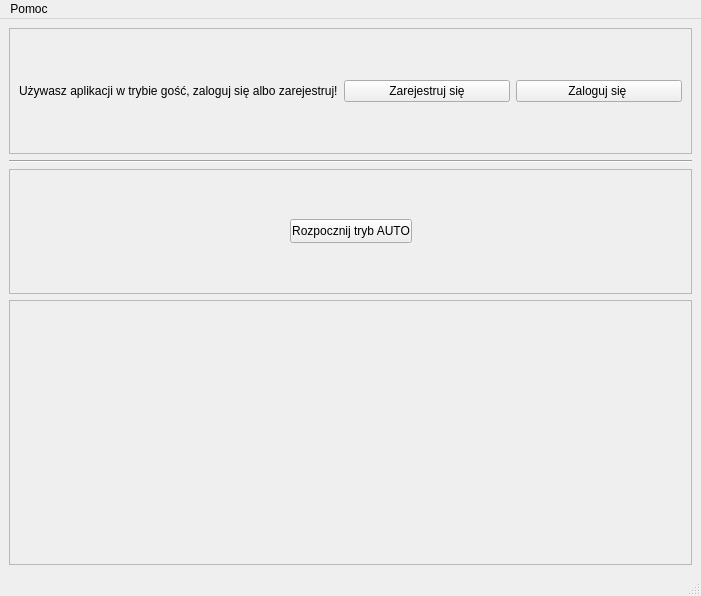
Wojtas059/Projket, file src/pyqt_designe/home_widget.ui: the form before one commit.
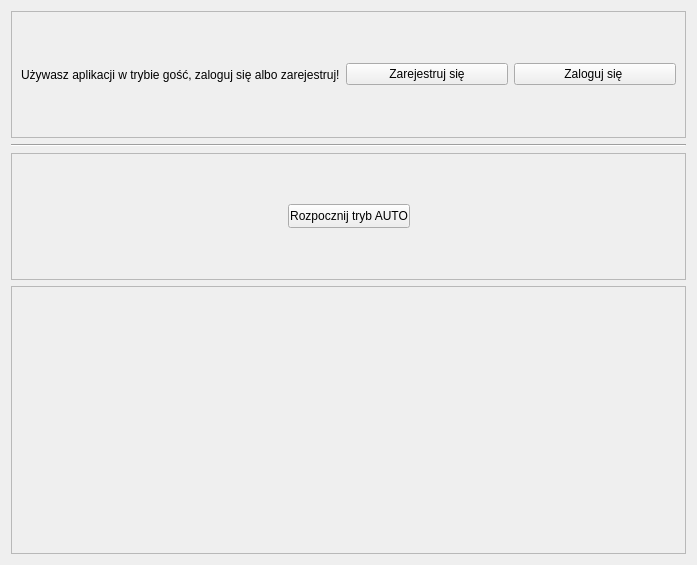
The form after the commit.

What changed in the file:
```diff
--- a/src/pyqt_designe/home_widget.ui
+++ b/src/pyqt_designe/home_widget.ui
@@ -1,43 +1,39 @@
 <?xml version="1.0" encoding="UTF-8"?>
 <ui version="4.0">
- <class>MainWindow</class>
- <widget class="QMainWindow" name="MainWindow">
+ <class>Form</class>
+ <widget class="QWidget" name="Form">
   <property name="geometry">
    <rect>
     <x>0</x>
     <y>0</y>
-    <width>701</width>
-    <height>596</height>
+    <width>697</width>
+    <height>565</height>
    </rect>
   </property>
   <property name="windowTitle">
    <string>MainWindow</string>
   </property>
-  <property name="layoutDirection">
-   <enum>Qt::LeftToRight</enum>
-  </property>
-  <widget class="QWidget" name="centralwidget">
+  <layout class="QVBoxLayout" name="verticalLayout">
+   <item>
    <layout class="QVBoxLayout" name="verticalLayout_3">
     <item>
-     <layout class="QVBoxLayout" name="verticalLayout_2">
-      <item>
-       <widget class="QScrollArea" name="scrollArea_2">
+      <widget class="QScrollArea" name="scrollArea_4">
         <property name="lineWidth">
          <number>0</number>
         </property>
         <property name="widgetResizable">
          <bool>true</bool>
         </property>
-        <widget class="QWidget" name="scrollAreaWidgetContents_4">
+       <widget class="QWidget" name="scrollAreaWidgetContents_6">
          <property name="geometry">
           <rect>
            <x>0</x>
            <y>0</y>
-           <width>679</width>
-           <height>122</height>
-          </rect>
-         </property>
-         <layout class="QHBoxLayout" name="horizontalLayout">
+          <width>675</width>
+          <height>125</height>
+         </rect>
+        </property>
+        <layout class="QHBoxLayout" name="horizontalLayout_3">
           <item>
            <widget class="QLabel" name="label">
             <property name="text">
@@ -64,14 +60,14 @@
        </widget>
       </item>
       <item>
-       <widget class="Line" name="line">
+      <widget class="Line" name="line_2">
         <property name="orientation">
          <enum>Qt::Horizontal</enum>
         </property>
        </widget>
       </item>
       <item>
-       <widget class="QScrollArea" name="scrollArea_3">
+      <widget class="QScrollArea" name="scrollArea_5">
         <property name="lineWidth">
          <number>0</number>
         </property>
@@ -83,11 +79,11 @@
           <rect>
            <x>0</x>
            <y>0</y>
-           <width>679</width>
-           <height>122</height>
-          </rect>
-         </property>
-         <layout class="QHBoxLayout" name="horizontalLayout_2">
+          <width>675</width>
+          <height>125</height>
+         </rect>
+        </property>
+        <layout class="QHBoxLayout" name="horizontalLayout_4">
           <item>
            <spacer name="horizontalSpacer">
             <property name="orientation">
@@ -140,10 +136,7 @@
      </layout>
     </item>
     <item>
-     <widget class="QScrollArea" name="scrollArea">
-      <property name="lineWidth">
-       <number>0</number>
-      </property>
+    <widget class="QScrollArea" name="scrollArea_6">
       <property name="widgetResizable">
        <bool>true</bool>
       </property>
@@ -152,39 +145,14 @@
         <rect>
          <x>0</x>
          <y>0</y>
-         <width>681</width>
-         <height>262</height>
+        <width>677</width>
+        <height>268</height>
         </rect>
        </property>
       </widget>
      </widget>
     </item>
    </layout>
-   <zorder>scrollArea</zorder>
-   <zorder>scrollArea</zorder>
-   <zorder></zorder>
-   <zorder>scrollArea_5</zorder>
-   <zorder>scrollArea_3</zorder>
-   <zorder>scrollArea_2</zorder>
-   <zorder>line</zorder>
-  </widget>
-  <widget class="QMenuBar" name="menubar">
-   <property name="geometry">
-    <rect>
-     <x>0</x>
-     <y>0</y>
-     <width>701</width>
-     <height>22</height>
-    </rect>
-   </property>
-   <widget class="QMenu" name="menuPomoc">
-    <property name="title">
-     <string>Pomoc</string>
-    </property>
-   </widget>
-   <addaction name="menuPomoc"/>
-  </widget>
-  <widget class="QStatusBar" name="statusbar"/>
  </widget>
  <resources/>
  <connections/>
```
Left out of the diff: 18 changed lines with no effect on the pictures. Lines whose indentation alone changed are shown as unchanged.
